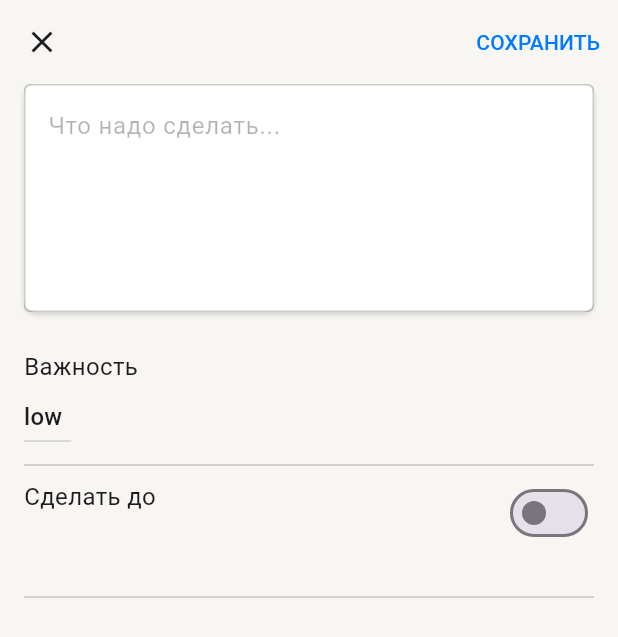
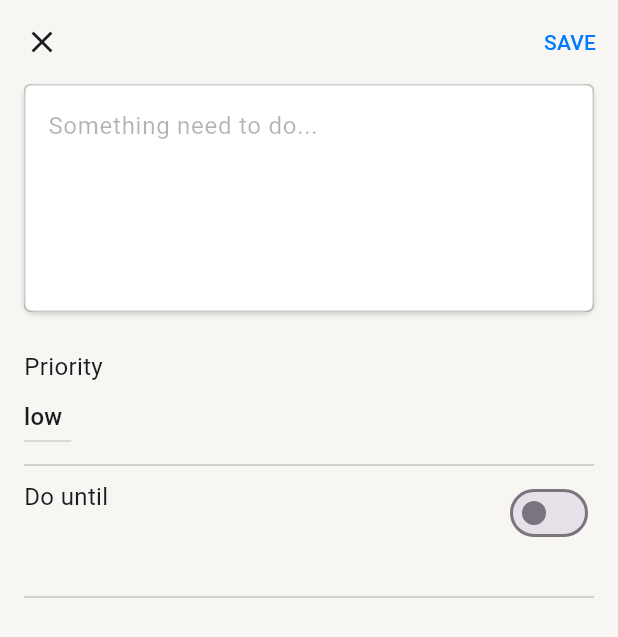
Before and after one commit to truefalsemary/Flutter-todo-app, a Flutter app: the screen it shows after launch, after a tap on the "visibility off" icon, after a tap on the "add" icon, on a phone screen of 412 x 824 dp. Shown: the top 637 px of the screen. Run offline on Flutter 3.47's test engine with Material 3 defaults, Android fonts, the phone set to English and light mode, and no system bars; our stand-ins replace dio, equatable, flutter_bloc, hydrated_bloc; missing offline and left inert: theme_extensions_builder_annotation; generated files the repository leaves out were written again; network calls fail.

```diff
--- a/lib/data/importance_enum.dart
+++ b/lib/data/importance_enum.dart
@@ -1,16 +1,20 @@
+import 'package:flutter/cupertino.dart';
+import 'package:flutter_todo_app/utils/app_localization_context_ext.dart';
+
 enum Importance {
   low,
   basic,
   important;
 
-  parseToString() {
+  parseToString([BuildContext? context]) {
+    final appLn = context?.appLn;
     switch (this) {
       case Importance.low:
-        return 'no';
+        return appLn == null ? 'no' : appLn.importanceNo;
       case Importance.basic:
-        return 'low';
+        return appLn == null ? 'low' : appLn.importanceLow;
       case Importance.important:
-        return 'high';
+        return appLn == null ? 'high' : appLn.importanceHigh;
     }
   }
 
--- a/lib/data/repo/mock_repo.dart
+++ b/lib/data/repo/mock_repo.dart
@@ -31,11 +31,11 @@ class MockTasksRepo extends TasksRepo {
   );
 
   @override
-  FutureOr<({int? revision})> deleteTodo(String id) {
+  FutureOr<({int? revision})> deleteTodo(String id, {int? revision}) {
     todos = todos.where((todo) => todo.id != id).toList();
     _logger.fine('delete todo $id');
-    revision += 1;
-    return (revision: revision);
+    this.revision += 1;
+    return (revision: this.revision);
   }
 
   @override
--- a/lib/data/repo/tasks_repo.dart
+++ b/lib/data/repo/tasks_repo.dart
@@ -15,7 +15,7 @@ abstract class TasksRepo {
 
   FutureOr<({List<TaskEntity>? tasks, int? revision})> getAllTodos();
 
-  FutureOr<({int? revision})> deleteTodo(String id);
+  FutureOr<({int? revision})> deleteTodo(String id, {int? revision});
 
   FutureOr<({List<TaskEntity>? tasks, int? revision})> updateTodos({
     required List<TaskEntity> tasks,
--- a/lib/main.dart
+++ b/lib/main.dart
@@ -8,7 +8,7 @@ import 'package:flutter_todo_app/ui/screens/task_screen.dart';
 import 'package:hydrated_bloc/hydrated_bloc.dart';
 import 'package:logging/logging.dart';
 import 'package:path_provider/path_provider.dart';
-
+import 'package:flutter_gen/gen_l10n/app_localizations.dart';
 import 'data/repo/network_repo.dart';
 import 'domain/tasks_bloc/tasks_bloc.dart';
 
@@ -53,6 +53,7 @@ class MyApp extends StatelessWidget {
           GlobalMaterialLocalizations.delegate,
           GlobalWidgetsLocalizations.delegate,
           GlobalCupertinoLocalizations.delegate,
+          AppLocalizations.delegate,
         ],
         supportedLocales: const [
           Locale('en'), // English
--- a/lib/ui/components/many_tasks/main_screen_appbar.dart
+++ b/lib/ui/components/many_tasks/main_screen_appbar.dart
@@ -54,8 +54,8 @@ class _MainScreenSliverPersistentHeaderDelegate
               Positioned(
                 bottom: 44 - 28 * shrinkCoef,
                 left: 60 - 44 * shrinkCoef,
-                child: const Text(
-                  'Мои дела',
+                child: Text(
+                  context.appLn.titleMainAppBar,
                   style: AppFonts.h1,
                 ),
               ),
@@ -106,7 +106,7 @@ class _MainScreenSliverPersistentHeaderDelegate
     final tasks = state.cachedTasks;
     if (tasks != null) {
       return Text(
-        'Выполнено — ${tasks.where((todo) => todo.done).length}',
+        '${context.appLn.doneSubAppBar} — ${tasks.where((todo) => todo.done).length}',
         style: AppFonts.b2.copyWith(
             color: context.appColorsTheme.labelTertiary.withOpacity(0.3)),
       );
--- a/lib/ui/components/one_task/task_deadline_section_widget.dart
+++ b/lib/ui/components/one_task/task_deadline_section_widget.dart
@@ -10,9 +10,10 @@ class _DeadlineSection extends StatelessWidget {
       mainAxisAlignment: MainAxisAlignment.spaceBetween,
       children: [
         Column(
+          crossAxisAlignment: CrossAxisAlignment.start,
           children: [
-            const Text(
-              'Сделать до',
+            Text(
+              context.appLn.deadlineText,
               style: AppFonts.b2,
             ),
             Text(
@@ -47,13 +48,6 @@ class _DeadlineSection extends StatelessWidget {
       ],
     );
   }
-
-// String? formatDate(DateTime? dateTime) {
-//   if (dateTime != null) {
-//     return DateFormat('dd MMMM yyyy').format(dateTime);
-//   }
-//   return null;
-// }
 }
 
 class _DeleteSection extends StatelessWidget {
@@ -72,7 +66,7 @@ class _DeleteSection extends StatelessWidget {
         child: TextButton.icon(
             onPressed: () => _deleteTask(context),
             label: Text(
-              'Удалить',
+              context.appLn.deleteButton,
               style: TextStyle(color: context.appColorsTheme.colorRed),
             ),
             icon: Icon(
--- a/lib/ui/components/one_task/task_description_widget.dart
+++ b/lib/ui/components/one_task/task_description_widget.dart
@@ -31,7 +31,7 @@ class _DescriptionTextField extends StatelessWidget {
           border: const OutlineInputBorder(
             borderSide: BorderSide(style: BorderStyle.none),
           ),
-          hintText: 'Что надо сделать...',
+          hintText: context.appLn.deskHintText,
           hintStyle: AppFonts.b2.copyWith(
             color: context.appColorsTheme.labelTertiary,
           ),
--- a/lib/ui/components/one_task/task_priority_section_widget.dart
+++ b/lib/ui/components/one_task/task_priority_section_widget.dart
@@ -8,7 +8,7 @@ class _PrioritySection extends StatelessWidget {
     return Column(
       crossAxisAlignment: CrossAxisAlignment.start,
       children: [
-        const Text('Важность', style: AppFonts.b2),
+        Text(context.appLn.priorityText, style: AppFonts.b2),
         DropdownButton<Importance>(
           dropdownColor: context.appColorsTheme.backPrimary,
           iconSize: 0.0,
@@ -19,14 +19,14 @@ class _PrioritySection extends StatelessWidget {
               return DropdownMenuItem<Importance>(
                 value: value,
                 child: Text(
-                  value.parseToString(),
+                  value.parseToString(context),
                   style: TextStyle(color: context.appColorsTheme.colorRed),
                 ),
               );
             }
             return DropdownMenuItem<Importance>(
               value: value,
-              child: Text(value.parseToString()),
+              child: Text(value.parseToString(context)),
             );
           }).toList(),
           onChanged: (priority) =>
--- a/lib/ui/screens/main_screen.dart
+++ b/lib/ui/screens/main_screen.dart
@@ -5,6 +5,7 @@ import 'package:flutter_todo_app/ui/common/app_colors.dart';
 import 'package:flutter_todo_app/ui/common/app_fonts.dart';
 import 'package:flutter_todo_app/ui/components/many_tasks/app_checkbox.dart';
 import 'package:flutter_todo_app/ui/components/app_material_wrapper.dart';
+import 'package:flutter_todo_app/utils/app_localization_context_ext.dart';
 
 import '../../data/task.dart';
 import '../../domain/tasks_bloc/tasks_bloc.dart';
--- a/lib/ui/screens/task_screen.dart
+++ b/lib/ui/screens/task_screen.dart
@@ -4,6 +4,7 @@ import 'package:flutter_todo_app/ui/common/app_colors.dart';
 import 'package:flutter_todo_app/ui/common/app_fonts.dart';
 import 'package:flutter_todo_app/ui/components/app_material_wrapper.dart';
 import 'package:flutter_todo_app/utils/date_formatters.dart';
+import 'package:flutter_todo_app/utils/app_localization_context_ext.dart';
 import 'package:provider/provider.dart';
 
 import '../../data/importance_enum.dart';
@@ -66,7 +67,7 @@ class _TaskScreenBody extends StatelessWidget {
                   foregroundColor: context.appColorsTheme.colorBlue,
                 ),
                 onPressed: () => _saveTask(context),
-                child: const Text('СОХРАНИТЬ'),
+                child: Text(context.appLn.saveButton),
               ),
             ]),
         body: Padding(
--- /dev/null
+++ b/lib/utils/app_localization_context_ext.dart
@@ -0,0 +1,6 @@
+import 'package:flutter/material.dart';
+import 'package:flutter_gen/gen_l10n/app_localizations.dart';
+
+extension AppLocalizationsBuildContext on BuildContext {
+  AppLocalizations get appLn => AppLocalizations.of(this)!;
+}
--- a/pubspec.yaml
+++ b/pubspec.yaml
@@ -10,7 +10,6 @@ environment:
 dependencies:
   flutter:
     sdk: flutter
-    generate: true
   flutter_localizations:
     sdk: flutter
   cupertino_icons: ^1.0.6
@@ -39,7 +38,7 @@ dev_dependencies:
 
 flutter:
   uses-material-design: true
-
+  generate: true
   # To add assets to your application, add an assets section, like this:
   # assets:
   #   - images/a_dot_burr.jpeg
```
Also changed, not shown: lib/domain/tasks_bloc/tasks_bloc.dart (+9 -1 lines), lib/l10n/app_en.arb (added, +46 -0 lines), lib/l10n/app_ru.arb (added, +14 -0 lines), l10n.yaml (renamed from l10n/l10n.yaml).
